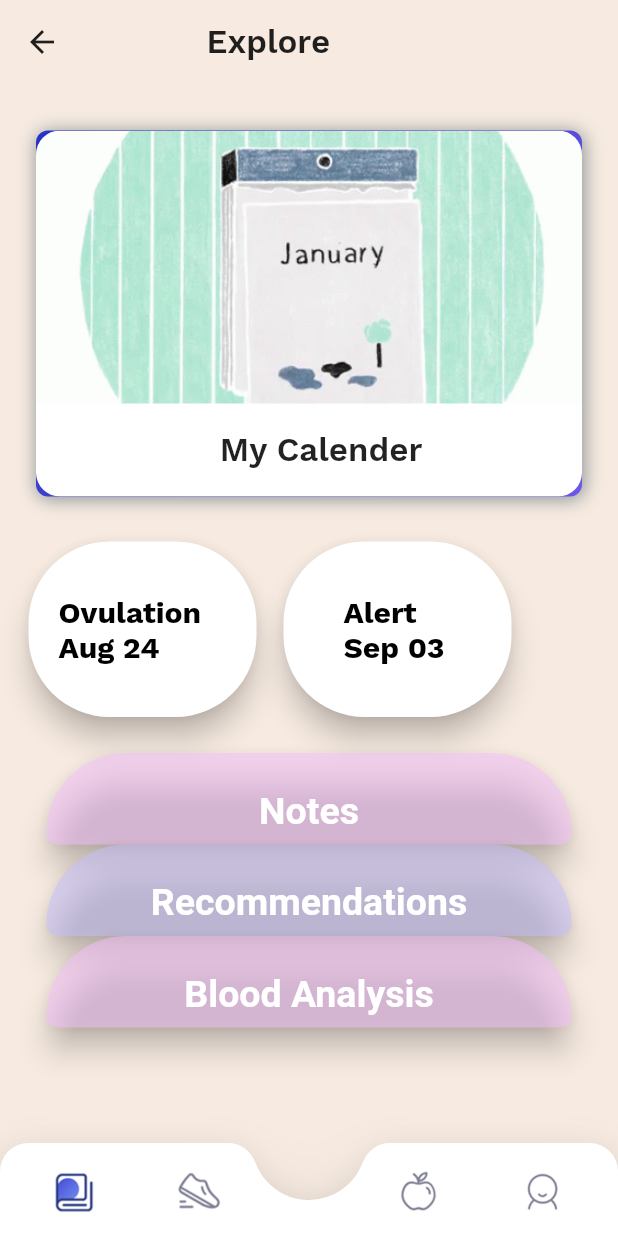
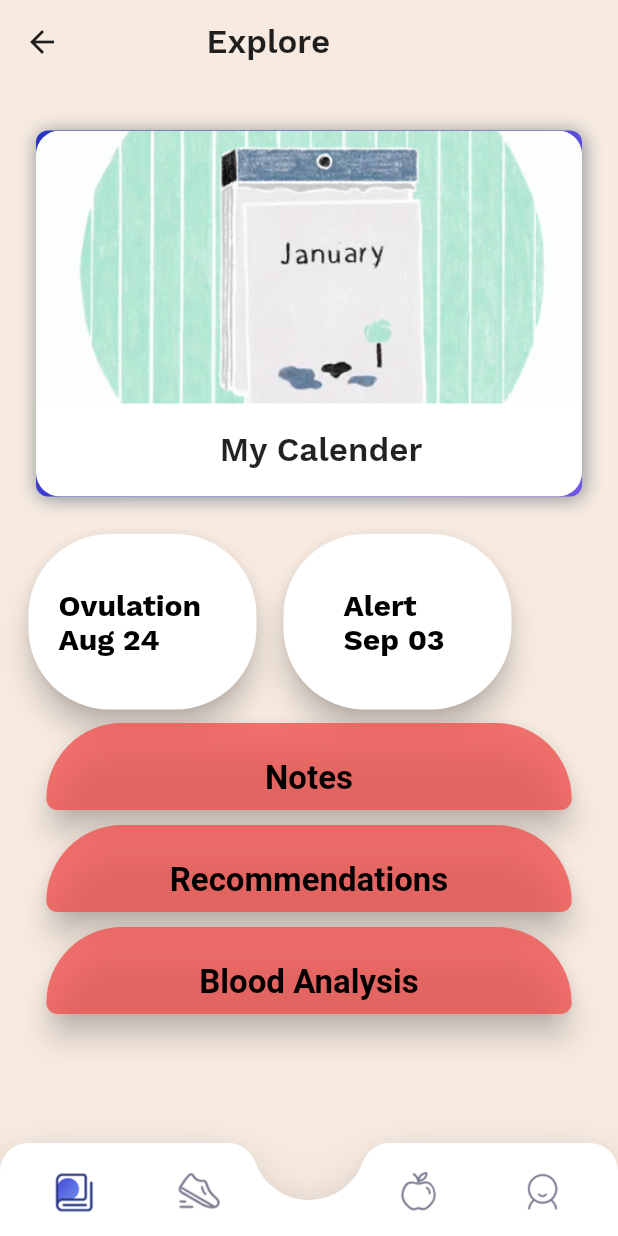
Before and after one commit to Chaitanyaputhran/Bloombright, a Flutter app: the screen it shows once a user with an empty profile is signed in, on a phone screen of 412 x 824 dp. Run offline on Flutter 3.47's test engine with Material 2 defaults, Android fonts, the light colour scheme and no system bars; our stand-ins replace cloud_firestore, datetime_picker_formfield_new, firebase_auth, firebase_core, flutter_rating_bar, flutter_screenutil and 3 more; accounts and stored records are empty.

Commit message:
made changes

```diff
--- a/lib/hotel_booking/hotel_home_screen.dart
+++ b/lib/hotel_booking/hotel_home_screen.dart
@@ -96,7 +96,7 @@ class _HotelHomeScreenState extends State<HotelHomeScreen>
                                       animationController: animationController!,
                                     ),
                                     SizedBox(
-                                      height: 10,
+                                      height: 5,
                                     ),
                                     Row(
                                       children: [
@@ -178,7 +178,7 @@ class _HotelHomeScreenState extends State<HotelHomeScreen>
                                       ],
                                     ),
                                     SizedBox(
-                                      height: 20,
+                                      height: 5,
                                     ),
                                     FractionallySizedBox(
                                       widthFactor: 0.85,
@@ -193,8 +193,7 @@ class _HotelHomeScreenState extends State<HotelHomeScreen>
                                         },
                                         style: ElevatedButton.styleFrom(
                                           elevation: 8.0,
-                                          primary: Color(
-                                              0xFFF80F5BFFF), // Set the gradient colors here
+                                          primary: Colors.red[400]!.withOpacity(0.8), // Set the gradient colors here
                                           shape: RoundedRectangleBorder(
                                             borderRadius: BorderRadius.only(
                                               bottomRight: Radius.circular(8.0),
@@ -213,13 +212,16 @@ class _HotelHomeScreenState extends State<HotelHomeScreen>
                                           child: Text(
                                             'Notes', // Add the desired text here
                                             style: TextStyle(
-                                              fontSize: 25,
+                                              fontSize: 22,
                                               fontWeight: FontWeight.bold,
-                                              color: Colors.white,
+                                              color: Colors.black,
                                             ),
                                           ),
                                         ),
                                       ),
+                                    ),
+                                    SizedBox(
+                                      height: 10,
                                     ),
                                     FractionallySizedBox(
                                       widthFactor:
@@ -234,8 +236,7 @@ class _HotelHomeScreenState extends State<HotelHomeScreen>
                                         },
                                         style: ElevatedButton.styleFrom(
                                           elevation: 8.0,
-                                          primary: Color(
-                                              0xFFF80C5BFFF), // Set the gradient colors here
+                                          primary: Colors.red[400]!.withOpacity(0.8), // Set the gradient colors here
                                           shape: RoundedRectangleBorder(
                                             borderRadius: BorderRadius.only(
                                               bottomRight: Radius.circular(8.0),
@@ -254,13 +255,16 @@ class _HotelHomeScreenState extends State<HotelHomeScreen>
                                           child: Text(
                                             'Recommendations', // Add the desired text here
                                             style: TextStyle(
-                                              fontSize: 25,
+                                              fontSize: 22,
                                               fontWeight: FontWeight.bold,
-                                              color: Colors.white,
+                                              color: Colors.black,
                                             ),
                                           ),
                                         ),
                                       ),
+                                    ),
+                                    SizedBox(
+                                      height: 10,
                                     ),
                                     FractionallySizedBox(
                                       widthFactor: 0.85,
@@ -275,8 +279,7 @@ class _HotelHomeScreenState extends State<HotelHomeScreen>
                                         },
                                         style: ElevatedButton.styleFrom(
                                           elevation: 8.0,
-                                          primary: Color(
-                                              0xFFF80F5BFFF), // Set the gradient colors here
+                                          primary: Colors.red[400]!.withOpacity(0.8), // Set the gradient colors here
                                           shape: RoundedRectangleBorder(
                                             borderRadius: BorderRadius.only(
                                               bottomRight: Radius.circular(8.0),
@@ -295,9 +298,9 @@ class _HotelHomeScreenState extends State<HotelHomeScreen>
                                           child: Text(
                                             'Blood Analysis', // Add the desired text here
                                             style: TextStyle(
-                                              fontSize: 25,
+                                              fontSize: 22,
                                               fontWeight: FontWeight.bold,
-                                              color: Colors.white,
+                                              color: Colors.black,
                                             ),
                                           ),
                                         ),
```
Also changed, not shown: lib/hotel_booking/menorrhagia.dart (+117 -13 lines), images/period-flow-removebg-preview.png (added).
